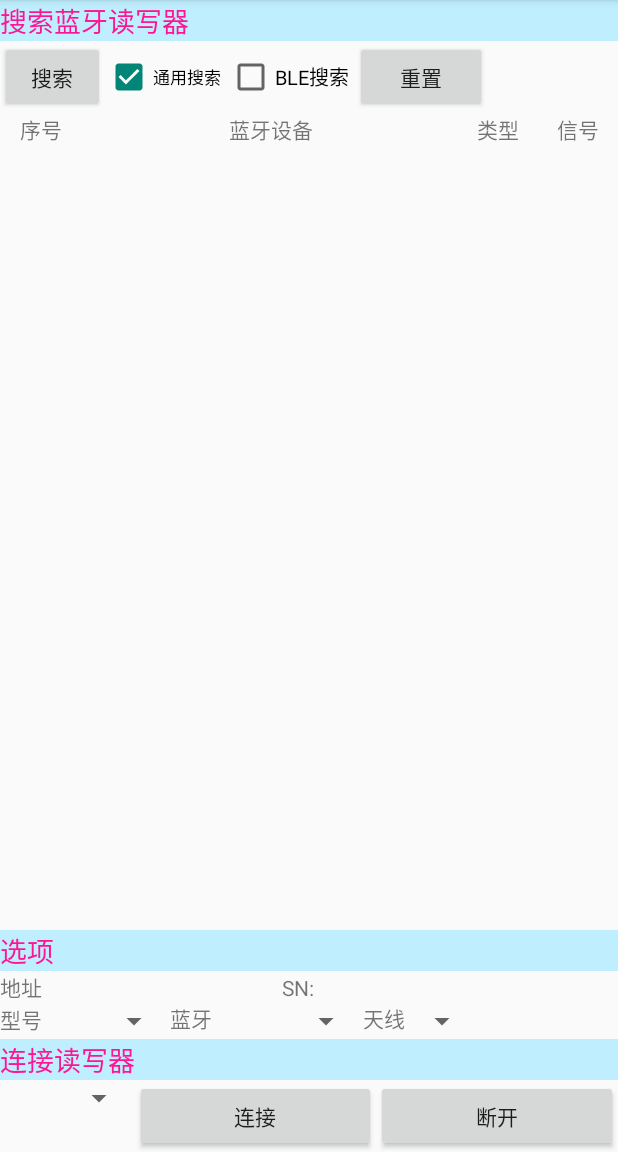
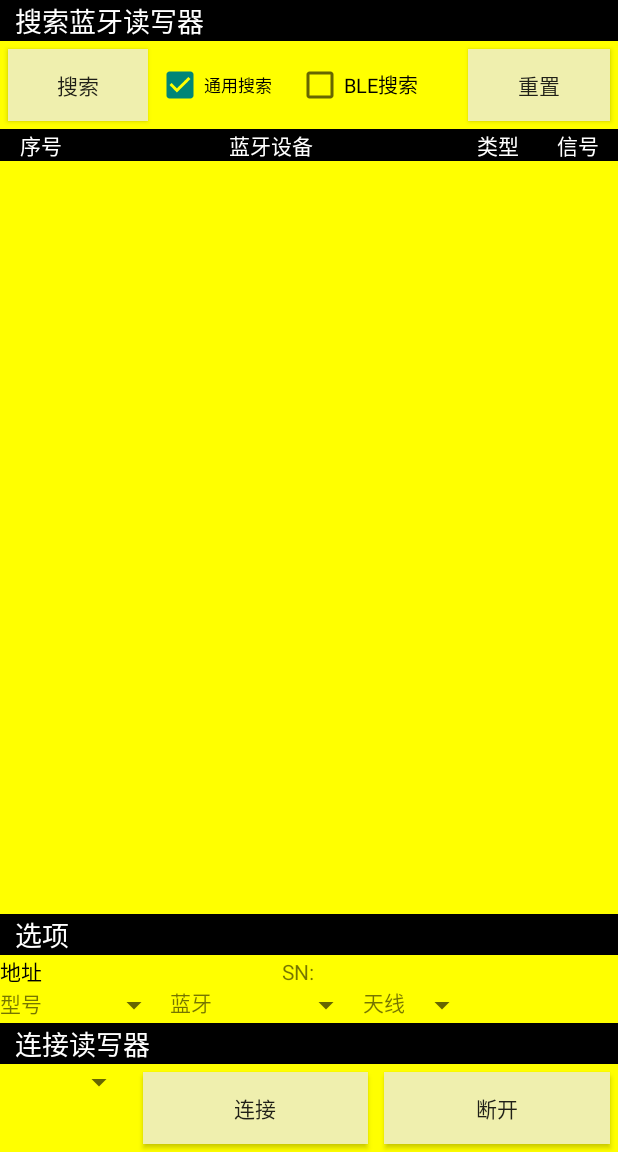
Before and after one commit to hamza-mughal5593/RFID-Scanner-app, an Android app: the layout tab1_tablelayout_connect.xml on its own in the app's theme, with its tools: preview values and no code run, on a phone screen of 412 x 824 dp, the part 84-1236 px from its top. Run offline under Robolectric (Android 15) with nearby library versions, the phone set to English and light mode, and no system bars.

Commit message:
color update

```diff
--- a/app/src/main/res/layout/activity_main.xml
+++ b/app/src/main/res/layout/activity_main.xml
@@ -17,6 +17,7 @@
             android:orientation="vertical" >
 
             <TabWidget
+                android:background="#FFFF00"
                 android:id="@android:id/tabs"
                 android:layout_width="match_parent"
                 android:layout_height="wrap_content" >
--- a/app/src/main/res/layout/tab1_tablelayout_connect.xml
+++ b/app/src/main/res/layout/tab1_tablelayout_connect.xml
@@ -3,62 +3,74 @@
     android:layout_width="match_parent"
     android:layout_height="match_parent"
     android:orientation="vertical"
+    android:background="#FFFF00"
     android:scrollbars="vertical" >
 
     <TextView
         android:id="@+id/TextView_searchblue"
         android:layout_width="match_parent"
         android:layout_height="wrap_content"
-        android:background="#BFEFFF"
+        android:background="#000000"
         android:text="@string/tab1_connect_TextView_searchblue"
-        android:textColor="#ff1493"
+        android:paddingStart="10dp"
+        android:textColor="#ffffff"
         android:textSize="18sp" />
 
     <LinearLayout
+android:weightSum="5"
         android:layout_width="match_parent"
         android:layout_height="wrap_content" >
 
         <Button
+            android:layout_weight="1.2"
+            android:layout_margin="5dp"
+            android:background="#EFEFAE"
             android:id="@+id/button_search"
-            android:layout_width="70dp"
+            android:layout_width="0dp"
             android:layout_height="wrap_content"
             android:text="@string/tab1_connect_button_search" />
 
         <CheckBox
+
             android:id="@+id/checkBox_bth2"
-            android:layout_width="68dp"
+            android:layout_width="0dp"
             android:layout_height="match_parent"
-            android:layout_weight="1"
+            android:layout_weight="1.2"
             android:checked="true"
             android:text="@string/tab1_connect_checkBox_bth2"
             android:textSize="11sp" />
 
         <CheckBox
             android:id="@+id/checkBox_bthble"
-            android:layout_width="72dp"
+            android:layout_width="0dp"
             android:layout_height="match_parent"
-            android:layout_weight="1"
+            android:layout_weight="1.4"
             android:text="@string/tab1_connect_checkBox_bthble"
             android:textSize="13sp" />
 
         <Button
+            android:layout_weight="1.2"
+            android:layout_margin="5dp"
+            android:background="#EFEFAE"
             android:id="@+id/button_reset"
-            android:layout_width="wrap_content"
+            android:layout_width="0dp"
             android:layout_height="match_parent"
             android:gravity="center_vertical|center_horizontal"
             android:text="@string/tab1_connect_button_reset" />
 
         <CheckBox
+
             android:id="@+id/checkBox_rematch"
-            android:layout_width="wrap_content"
+            android:layout_width="0dp"
             android:layout_height="wrap_content"
-            android:layout_weight="1"
+            android:layout_weight="0"
             android:text="rebond"
             android:textSize="13sp"
-            android:visibility="invisible" />
+            android:visibility="gone" />
     </LinearLayout>
 
     <LinearLayout
+        android:background="#000000"
         android:layout_width="match_parent"
         android:layout_height="wrap_content" >
 
@@ -68,6 +80,7 @@
             android:layout_height="wrap_content"
             android:layout_weight="0.09"
             android:gravity="center"
+            android:textColor="#ffffff"
             android:text="@string/tab1_connect_textView_sort"
             android:textAlignment="center" />
 
@@ -76,6 +89,7 @@
             android:layout_width="wrap_content"
             android:layout_height="wrap_content"
             android:layout_weight="0.63"
+            android:textColor="#ffffff"
             android:gravity="center"
             android:text="@string/tab1_connect_textView_bluetooth" />
 
@@ -84,6 +98,7 @@
             android:layout_width="wrap_content"
             android:layout_height="wrap_content"
             android:layout_weight="0.08"
+            android:textColor="#ffffff"
             android:gravity="center"
             android:text="@string/tab1_connect_textView_type" />
 
@@ -93,6 +108,7 @@
             android:layout_height="wrap_content"
             android:layout_weight="0.08"
             android:gravity="center"
+            android:textColor="#ffffff"
             android:text="@string/tab1_connect_textView_rssi" />
     </LinearLayout>
 
@@ -107,9 +123,10 @@
         android:id="@+id/TextView_tb1opt"
         android:layout_width="match_parent"
         android:layout_height="wrap_content"
-        android:background="#BFEFFF"
+        android:background="#000000"
+        android:paddingStart="10dp"
         android:text="@string/tab1_connect_TextView_tb1opt"
-        android:textColor="#ff1493"
+        android:textColor="#ffffff"
         android:textSize="18sp" />
 
     <LinearLayout
@@ -117,6 +134,7 @@
         android:layout_height="wrap_content" >
 
         <TextView
+            android:textColor="#000000"
             android:id="@+id/textView_blue_addr"
             android:layout_width="wrap_content"
             android:layout_height="wrap_content"
@@ -125,6 +143,7 @@
             android:text="@string/tab1_connect_textView_blue_addr" />
 
         <TextView
+            android:textColor="#000000"
             android:id="@+id/TextView_adr"
             android:layout_width="wrap_content"
             android:layout_height="wrap_content"
@@ -165,6 +184,8 @@
                 android:text="@string/tab1_connect_textView_tb1tp" />
 
             <Spinner
+
+                android:popupBackground="#EFEFAE"
                 android:id="@+id/spinner_module"
                 android:layout_width="85dp"
                 android:layout_height="wrap_content"
@@ -177,6 +198,7 @@
                 android:text="@string/tab1_connect_textView_tb1btp" />
 
             <Spinner
+                android:popupBackground="#EFEFAE"
                 android:id="@+id/spinner_bluetype"
                 android:layout_width="100dp"
                 android:layout_height="wrap_content"
@@ -190,6 +212,7 @@
                 android:text="@string/tab1_connect_textView_tb1antp" />
 
             <Spinner
+                android:popupBackground="#EFEFAE"
                 android:id="@+id/spinner_antports"
                 android:layout_width="wrap_content"
                 android:layout_height="wrap_content" />
@@ -200,9 +223,10 @@
         android:id="@+id/TextView_tb1conn"
         android:layout_width="match_parent"
         android:layout_height="wrap_content"
-        android:background="#BFEFFF"
+        android:background="#000000"
         android:text="@string/tab1_connect_TextView_tb1conn"
-        android:textColor="#ff1493"
+        android:textColor="#ffffff"
+        android:paddingStart="10dp"
         android:textSize="18sp" />
 
     <LinearLayout
@@ -210,11 +234,14 @@
         android:layout_height="wrap_content" >
 
         <Spinner
+            android:popupBackground="#EFEFAE"
             android:id="@+id/spinner_connectway"
             android:layout_width="90dp"
             android:layout_height="wrap_content" />
 
         <Button
+            android:layout_margin="5dp"
+            android:background="#EFEFAE"
             android:id="@+id/button_connect"
             android:layout_width="wrap_content"
             android:layout_height="wrap_content"
@@ -222,6 +249,8 @@
             android:text="@string/tab1_connect_button_connect" />
 
         <Button
+android:layout_margin="5dp"
+            android:background="#EFEFAE"
             android:id="@+id/button_disconnect"
             android:layout_width="wrap_content"
             android:layout_height="wrap_content"
```
Also changed, not shown: 807 other files.
